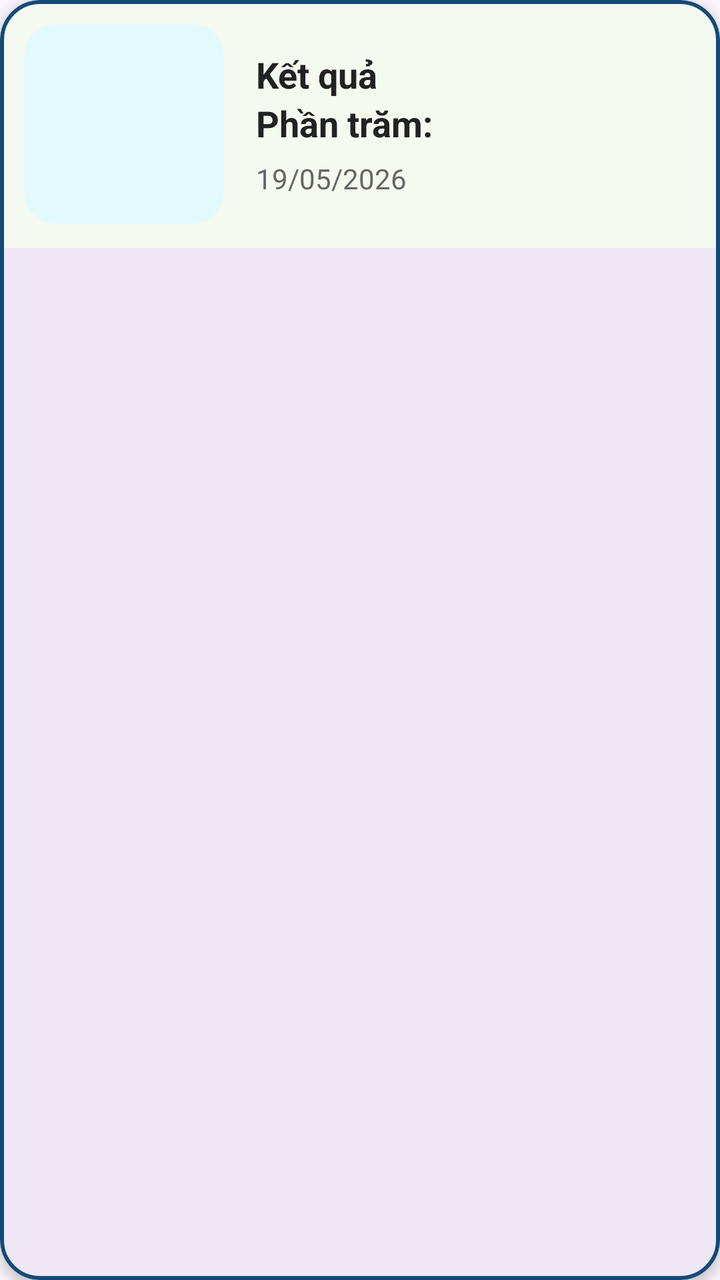
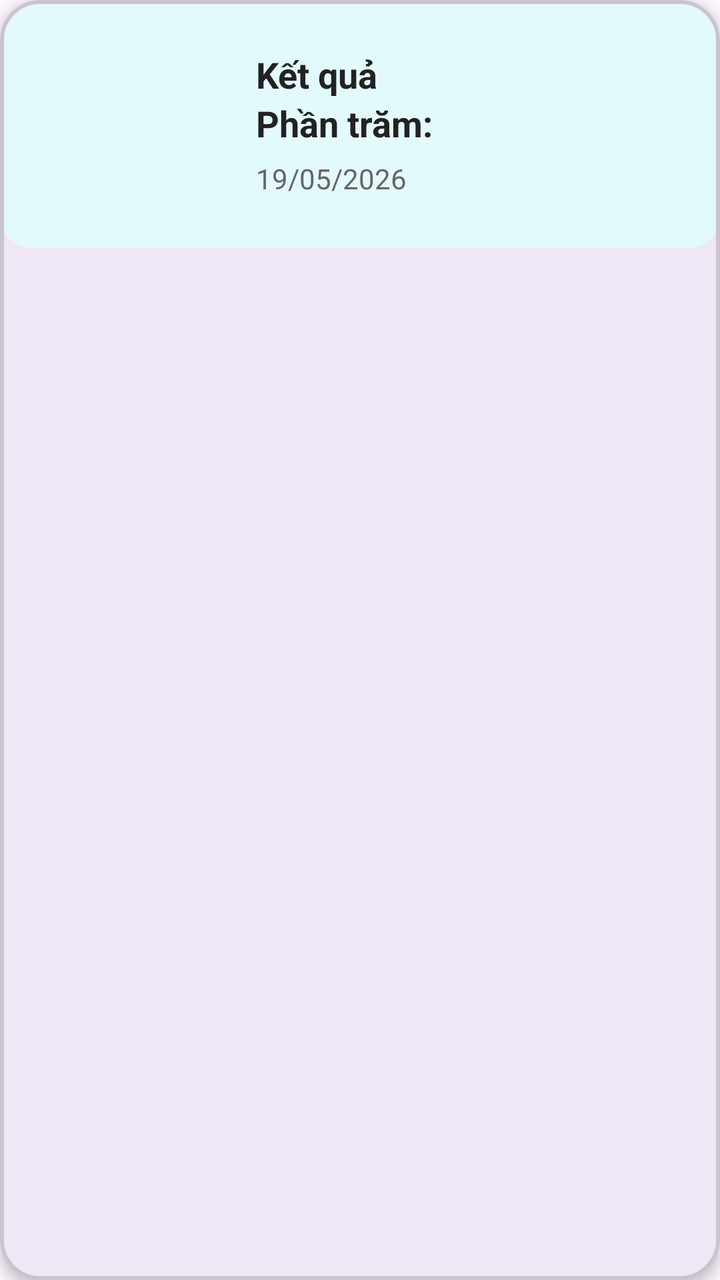

An Android layout rendered at two revisions. The XML below is the earlier revision; the diff shows what the commit changed to produce the second picture.
<!-- AndroidManifest.xml: application theme Theme.AISkinDiagnosis -->
<!-- res/layout/item_history.xml -->
<?xml version="1.0" encoding="utf-8"?>
<com.google.android.material.card.MaterialCardView
    xmlns:android="http://schemas.android.com/apk/res/android"
    xmlns:app="http://schemas.android.com/apk/res-auto"
    android:layout_width="match_parent"
    android:layout_height="wrap_content"
    android:layout_margin="8dp"
    app:cardCornerRadius="20dp"
    app:cardElevation="4dp"
    app:strokeWidth="2dp"
    app:strokeColor="#144A78">

    <LinearLayout
        android:layout_width="match_parent"
        android:layout_height="wrap_content"
        android:background="#F4FAEF"
        android:orientation="horizontal"
        android:padding="12dp">

        <ImageView
            android:id="@+id/imgHistory"
            android:layout_width="100dp"
            android:layout_height="100dp"
            android:scaleType="centerCrop"
            android:background="@drawable/bg_history_item"
            android:clipToOutline="true"/>

        <LinearLayout
            android:layout_width="0dp"
            android:layout_height="match_parent"
            android:layout_weight="1"
            android:orientation="vertical"
            android:gravity="center_vertical"
            android:paddingStart="16dp">

            <TextView
                android:id="@+id/txtDisease"
                android:layout_width="wrap_content"
                android:layout_height="wrap_content"
                android:text="Kết quả"
                android:textColor="#222222"
                android:textSize="18sp"
                android:textStyle="bold"/>
            <TextView
                android:id="@+id/txtPercent"
                android:layout_width="wrap_content"
                android:layout_height="wrap_content"
                android:text="Phần trăm: "
                android:textColor="#222222"
                android:textSize="18sp"
                android:textStyle="bold"/>
            <TextView
                android:id="@+id/txtDate"
                android:layout_width="wrap_content"
                android:layout_height="wrap_content"
                android:layout_marginTop="6dp"
                android:text="19/05/2026"
                android:textColor="#666666"
                android:textSize="14sp"/>

        </LinearLayout>

    </LinearLayout>

</com.google.android.material.card.MaterialCardView>
<!-- resources referenced by this layout -->
<resources>
  <!-- drawable bg_history_item (drawable) -->
  <?xml version="1.0" encoding="utf-8"?>
  <shape xmlns:android="http://schemas.android.com/apk/res/android">
      <corners android:radius="16dp"/>
      <solid android:color="#E3FAFD"/>
  </shape>
  <style name="Theme.AISkinDiagnosis" parent="Base.Theme.AISkinDiagnosis" />
  <style name="Base.Theme.AISkinDiagnosis" parent="Theme.Material3.DayNight.NoActionBar">
          
          
      </style>
</resources>

<!-- the commit's change to res/layout/item_history.xml (unified diff, before → after) -->
@@ -7,22 +7,21 @@
     android:layout_margin="8dp"
     app:cardCornerRadius="20dp"
     app:cardElevation="4dp"
-    app:strokeWidth="2dp"
-    app:strokeColor="#144A78">
+    app:strokeWidth="2dp">
 
     <LinearLayout
         android:layout_width="match_parent"
         android:layout_height="wrap_content"
-        android:background="#F4FAEF"
         android:orientation="horizontal"
+        android:background="@drawable/bg_history_item"
         android:padding="12dp">
 
         <ImageView
             android:id="@+id/imgHistory"
             android:layout_width="100dp"
             android:layout_height="100dp"
+            app:cardCornerRadius="10dp"
             android:scaleType="centerCrop"
-            android:background="@drawable/bg_history_item"
             android:clipToOutline="true"/>
 
         <LinearLayout
